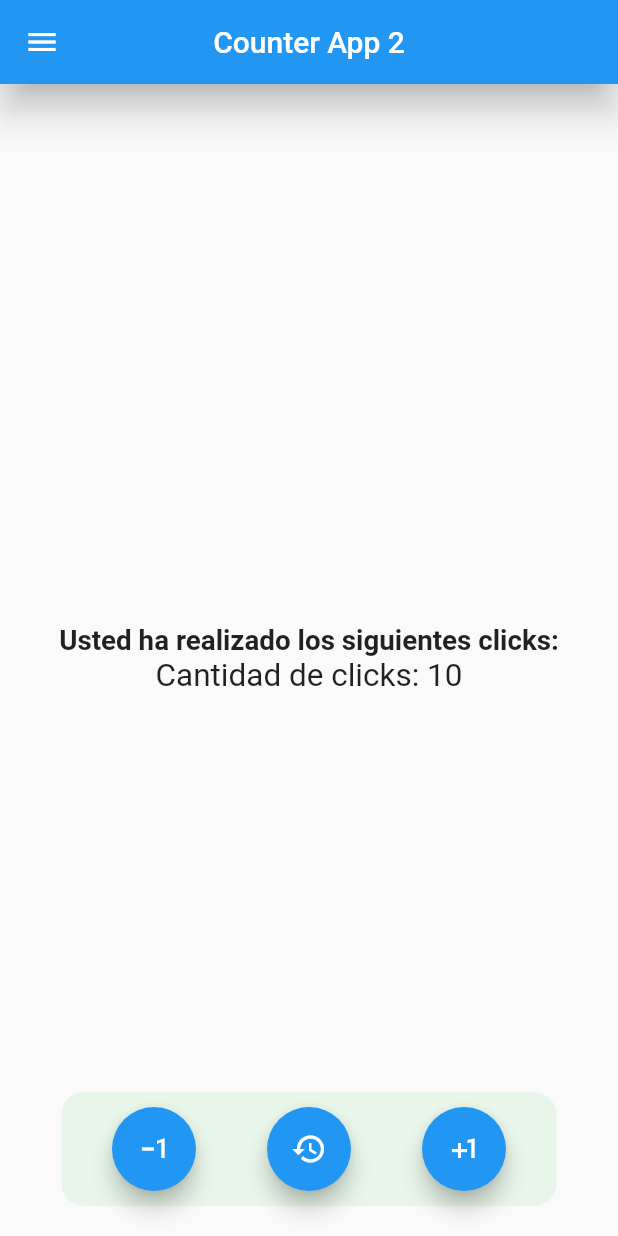
After one commit to sganan81/flutter_app, a Flutter app: the CounterPage2 screen opened by its route, on a phone screen of 412 x 824 dp. The commit adds this screen. Run offline on Flutter 3.47's test engine with Material 2 defaults, Android fonts, the phone set to English and light mode, and no system bars; our stand-ins replace shared_preferences; missing offline and left inert: flutter_barcode_scanner; accounts and stored records are empty.

```diff
--- /dev/null
+++ b/lib/pages/counter_page2.dart
@@ -0,0 +1,120 @@
+import 'package:flutter/material.dart';
+import 'package:flutter_app/widgets/widgets.dart';
+
+class CounterPage2 extends StatefulWidget {
+
+
+  const CounterPage2({super.key});
+
+  @override
+  State<CounterPage2> createState() => _CounterStatePage();
+}
+
+class _CounterStatePage extends State<CounterPage2> {
+  int _counter = 10;
+
+  void handlerCounter(String operation){
+    setState(() {
+       switch (operation) {
+          case 'plus':    _counter++;
+                          break;
+
+          case 'minus':   _counter--;
+                          break;
+
+          case 'reset':  _counter=10;
+                          break;
+      }
+    });
+  }
+
+  @override
+  Widget build(BuildContext context) {
+    return Scaffold(
+      appBar: AppBar(
+        centerTitle: true,
+        title: const Text('Counter App 2'),
+        elevation: 10,
+      ),
+      drawer: DrawerMenu(),
+      body: BodyCounter(counter: _counter),
+      floatingActionButtonLocation: FloatingActionButtonLocation.centerDocked,
+      floatingActionButton: ButtonsCounter(handlerCounter),
+    );
+  }
+}
+
+class ButtonsCounter extends StatelessWidget {
+  final void Function(String operation) handlerCounter;
+
+  //void Function(String operation)
+
+  const ButtonsCounter(
+    this.handlerCounter, {
+    Key? key,
+  }) : super(key: key);
+
+  @override
+  Widget build(BuildContext context) {
+    return Container(
+      width: 330,
+      decoration: BoxDecoration(
+        color: Colors.green.shade50,
+        borderRadius: BorderRadius.circular(15),
+      ),
+      margin: const EdgeInsets.symmetric(vertical: 20),
+      padding: const EdgeInsets.all(10),
+      child: Row(
+        mainAxisAlignment: MainAxisAlignment.spaceAround,
+        children: [
+          FloatingActionButton(
+            heroTag: 'fab_minus',
+            onPressed: () => handlerCounter('minus'),
+            child: const Icon(Icons.exposure_minus_1),
+
+          ),
+          FloatingActionButton(
+            heroTag: 'fab_reset',
+            onPressed: () => handlerCounter('reset'),
+            child: const Icon(Icons.restore),
+
+          ),
+          FloatingActionButton(
+            heroTag: 'fab_plus',
+            onPressed: () => handlerCounter('plus'),
+            child: const Icon(Icons.plus_one_outlined),
+
+          ),
+        ],
+      ),
+    );
+  }
+}
+
+class BodyCounter extends StatelessWidget {
+  const BodyCounter({
+    Key? key,
+    required int counter,
+  }) : _counter = counter, super(key: key);
+
+  final int _counter;
+
+  @override
+  Widget build(BuildContext context) {
+    return Center(
+      child: Column(
+         mainAxisAlignment: MainAxisAlignment.center,
+         children: [
+            const Text(
+                  'Usted ha realizado los siguientes clicks:',
+                  style: TextStyle(
+                      fontSize: 18.5,
+                      fontWeight: FontWeight.bold
+                    ),
+                ),
+            Text('Cantidad de clicks: $_counter', style: const TextStyle(fontSize: 21),),
+        ],
+      ),
+    );
+  }
+}
--- a/lib/pages/pages.dart
+++ b/lib/pages/pages.dart
@@ -1,4 +1,8 @@
 
+
+export 'package:flutter_app/pages/demo_provider_page.dart';
+
+export 'package:flutter_app/pages/counter_page2.dart';
 
 export 'package:flutter_app/pages/profile_page.dart';
 
--- /dev/null
+++ b/lib/providers/theme_provider.dart
@@ -0,0 +1,20 @@
+import 'package:flutter/material.dart';
+
+
+class ThemeProvider extends ChangeNotifier{
+
+  ThemeData temaActual;
+
+  ThemeProvider({required bool isDarkMode}):temaActual = (isDarkMode) ? ThemeData.dark() : ThemeData.light();
+
+  setLight(){
+    temaActual = ThemeData.light();
+    notifyListeners();
+  }
+
+  setDark(){
+    temaActual = ThemeData.dark();
+    notifyListeners();
+  }
+
+}
--- a/lib/widgets/drawer_menu.dart
+++ b/lib/widgets/drawer_menu.dart
@@ -6,6 +6,7 @@ class DrawerMenu extends StatelessWidget {
   final List<Map<String,String>> _menuItems = <Map<String,String>>[
     {'route':'home','title':'Homess','subtitle':'Home + counter app'},
     {'route':'counter','title':'Counter','subtitle':''},
+    {'route':'counter2','title':'Counter Fx','subtitle':''},
     {'route':'design','title':'Diseño','subtitle':''},
     {'route':'listview','title':'ListView','subtitle':''},
     {'route':'listviewbuilder','title':'ListView Builder','subtitle':''},
@@ -18,6 +19,7 @@ class DrawerMenu extends StatelessWidget {
     {'route':'slivers','title':'Slivers','subtitle':''},
     {'route':'pageview','title':'Pagevie','subtitle':''},
     {'route':'profile','title':'Profile','subtitle':'shared_prefrences'},
+    {'route':'demo_provider','title':'Demo Provider','subtitle':''},
 
   ];
 
--- a/pubspec.yaml
+++ b/pubspec.yaml
@@ -38,6 +38,7 @@ dependencies:
   cupertino_icons: ^1.0.2
   flutter_barcode_scanner: ^2.0.0
   shared_preferences: ^2.0.15
+  provider: ^6.0.4
 
 dev_dependencies:
   flutter_test:
```
Also changed, not shown: lib/main.dart (+17 -5 lines), lib/pages/demo_provider_page.dart (added, +82 -0 lines), lib/pages/profile_page.dart (+8 -11 lines), pubspec.lock.
